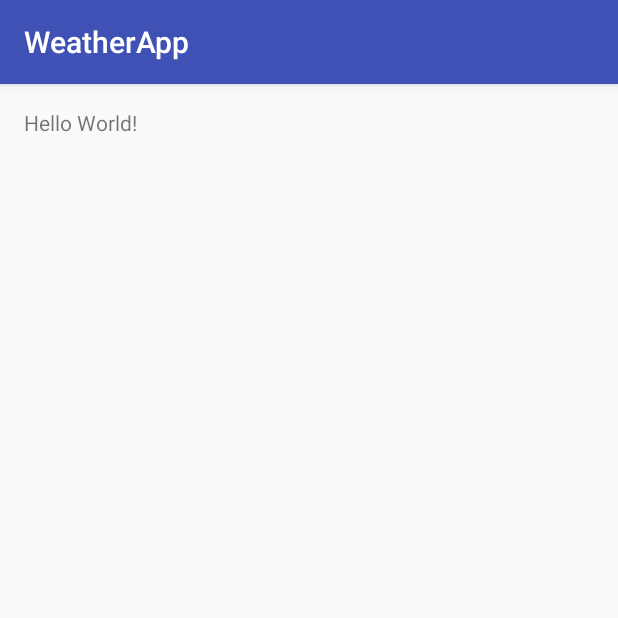
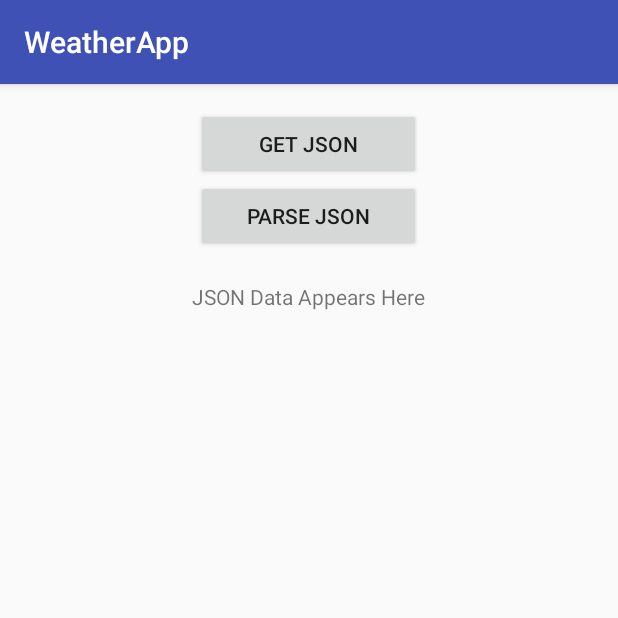
Before and after one commit to y2herc/ListViewExample, an Android app: the screen it shows after launch (MainActivity), on a phone screen of 412 x 824 dp, the top half of it. Run offline under Robolectric (Android 15) with nearby library versions, the phone set to English and light mode, and no system bars.

Commit message:
Comment updated

```diff
--- a/app/src/main/AndroidManifest.xml
+++ b/app/src/main/AndroidManifest.xml
@@ -1,6 +1,8 @@
 <?xml version="1.0" encoding="utf-8"?>
 <manifest xmlns:android="http://schemas.android.com/apk/res/android"
     package="com.example.fouzia.weatherapp">
+
+    <uses-permission android:name="android.permission.INTERNET" />
 
     <application
         android:allowBackup="true"
@@ -15,6 +17,7 @@
                 <category android:name="android.intent.category.LAUNCHER" />
             </intent-filter>
         </activity>
+        <activity android:name=".DisplayListView"></activity>
     </application>
 
 </manifest>
--- a/app/src/main/res/layout/activity_main.xml
+++ b/app/src/main/res/layout/activity_main.xml
@@ -1,5 +1,5 @@
 <?xml version="1.0" encoding="utf-8"?>
-<RelativeLayout xmlns:android="http://schemas.android.com/apk/res/android"
+<android.support.v4.widget.NestedScrollView xmlns:android="http://schemas.android.com/apk/res/android"
     xmlns:tools="http://schemas.android.com/tools"
     android:id="@+id/activity_main"
     android:layout_width="match_parent"
@@ -10,8 +10,40 @@
     android:paddingTop="@dimen/activity_vertical_margin"
     tools:context="com.example.fouzia.weatherapp.MainActivity">
 
-    <TextView
-        android:layout_width="wrap_content"
-        android:layout_height="wrap_content"
-        android:text="Hello World!" />
-</RelativeLayout>
+    <LinearLayout
+        android:orientation="vertical"
+        android:layout_width="match_parent"
+        android:layout_height="match_parent"
+        android:layout_weight="1">
+
+        <Button
+            android:text="Get JSON"
+            android:layout_width="150dp"
+            android:layout_height="wrap_content"
+            android:id="@+id/button_Get_JSON"
+            android:onClick="getJSON"
+            android:layout_gravity="center_horizontal"
+             />
+
+        <Button
+            android:text="Parse JSON"
+            android:layout_width="150dp"
+            android:layout_height="wrap_content"
+            android:id="@+id/button_Parse_JSON"
+            android:onClick="parseJSON"
+            android:layout_gravity="center_horizontal"
+            />
+
+        <TextView
+            android:text="JSON Data Appears Here"
+            android:layout_width="wrap_content"
+            android:layout_height="wrap_content"
+            android:id="@+id/textView"
+            android:layout_gravity="center_horizontal"
+            android:layout_marginTop="20dp"
+            />
+
+
+    </LinearLayout>
+
+</android.support.v4.widget.NestedScrollView>
```
Also changed, not shown: app/src/main/java/com/example/fouzia/weatherapp/Contacts.java (added, +40 -0 lines), app/src/main/java/com/example/fouzia/weatherapp/ContactsAdapter.java (added, +86 -0 lines), app/src/main/java/com/example/fouzia/weatherapp/DisplayListView.java (added, +56 -0 lines), app/src/main/java/com/example/fouzia/weatherapp/MainActivity.java (+96 -1 lines), app/src/main/res/layout/display_listview_layout.xml (added, +22 -0 lines), app/src/main/res/layout/row_layouts.xml (added, +29 -0 lines).
